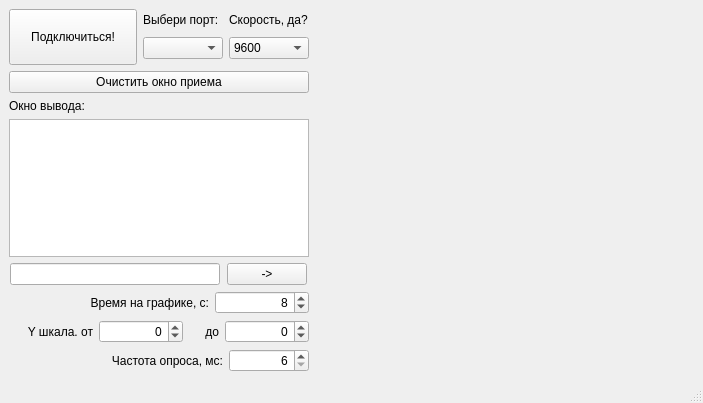
This is mainwindow.ui in kuzia99/COM_term as Qt 5 draws it before an edit. The edited form follows.
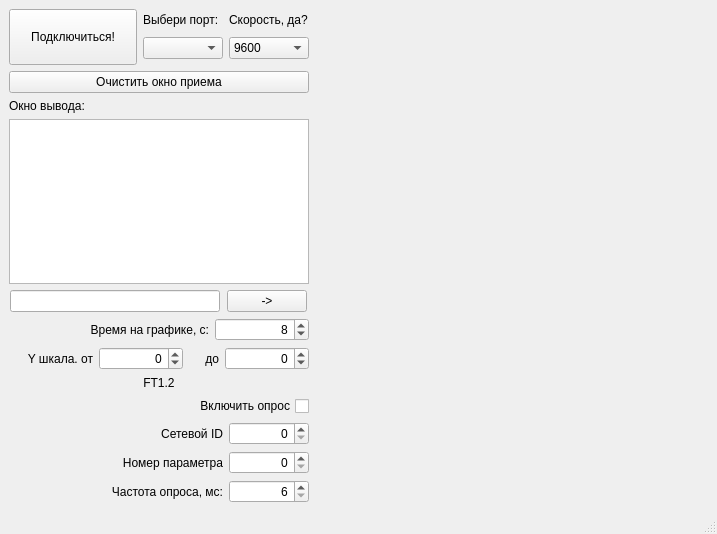
This is the edited form. Custom widgets are drawn as their Qt base class.

Commit message: add fill under graph

```diff
--- a/mainwindow.ui
+++ b/mainwindow.ui
@@ -6,8 +6,8 @@
    <rect>
     <x>0</x>
     <y>0</y>
-    <width>703</width>
-    <height>403</height>
+    <width>717</width>
+    <height>534</height>
    </rect>
   </property>
   <property name="sizePolicy">
@@ -19,7 +19,7 @@
   <property name="minimumSize">
    <size>
     <width>550</width>
-    <height>400</height>
+    <height>500</height>
    </size>
   </property>
   <property name="windowTitle">
@@ -337,6 +337,96 @@
         </item>
        </layout>
       </item>
+      <item>
+       <widget class="QLabel" name="label_8">
+        <property name="text">
+         <string>FT1.2</string>
+        </property>
+        <property name="alignment">
+         <set>Qt::AlignCenter</set>
+        </property>
+       </widget>
+      </item>
+      <item>
+       <layout class="QHBoxLayout" name="horizontalLayout_10">
+        <item>
+         <widget class="QCheckBox" name="checkBox">
+          <property name="layoutDirection">
+           <enum>Qt::RightToLeft</enum>
+          </property>
+          <property name="text">
+           <string>Включить опрос</string>
+          </property>
+         </widget>
+        </item>
+       </layout>
+      </item>
+      <item>
+       <layout class="QHBoxLayout" name="horizontalLayout_7">
+        <item>
+         <widget class="QLabel" name="label_7">
+          <property name="text">
+           <string>Сетевой ID</string>
+          </property>
+          <property name="alignment">
+           <set>Qt::AlignRight|Qt::AlignTrailing|Qt::AlignVCenter</set>
+          </property>
+         </widget>
+        </item>
+        <item>
+         <widget class="QSpinBox" name="spinBox">
+          <property name="sizePolicy">
+           <sizepolicy hsizetype="Fixed" vsizetype="Fixed">
+            <horstretch>0</horstretch>
+            <verstretch>0</verstretch>
+           </sizepolicy>
+          </property>
+          <property name="minimumSize">
+           <size>
+            <width>80</width>
+            <height>0</height>
+           </size>
+          </property>
+          <property name="alignment">
+           <set>Qt::AlignRight|Qt::AlignTrailing|Qt::AlignVCenter</set>
+          </property>
+         </widget>
+        </item>
+       </layout>
+      </item>
+      <item>
+       <layout class="QHBoxLayout" name="horizontalLayout_8">
+        <item>
+         <widget class="QLabel" name="label_9">
+          <property name="text">
+           <string>Номер параметра</string>
+          </property>
+          <property name="alignment">
+           <set>Qt::AlignRight|Qt::AlignTrailing|Qt::AlignVCenter</set>
+          </property>
+         </widget>
+        </item>
+        <item>
+         <widget class="QSpinBox" name="spinBox_2">
+          <property name="sizePolicy">
+           <sizepolicy hsizetype="Fixed" vsizetype="Fixed">
+            <horstretch>0</horstretch>
+            <verstretch>0</verstretch>
+           </sizepolicy>
+          </property>
+          <property name="minimumSize">
+           <size>
+            <width>80</width>
+            <height>0</height>
+           </size>
+          </property>
+          <property name="alignment">
+           <set>Qt::AlignRight|Qt::AlignTrailing|Qt::AlignVCenter</set>
+          </property>
+         </widget>
+        </item>
+       </layout>
+      </item>
       <item>
        <layout class="QHBoxLayout" name="horizontalLayout_6">
         <item>
```
Left out of the diff: 2 changed lines with no effect on the pictures. The commit also changes 2 other files.
